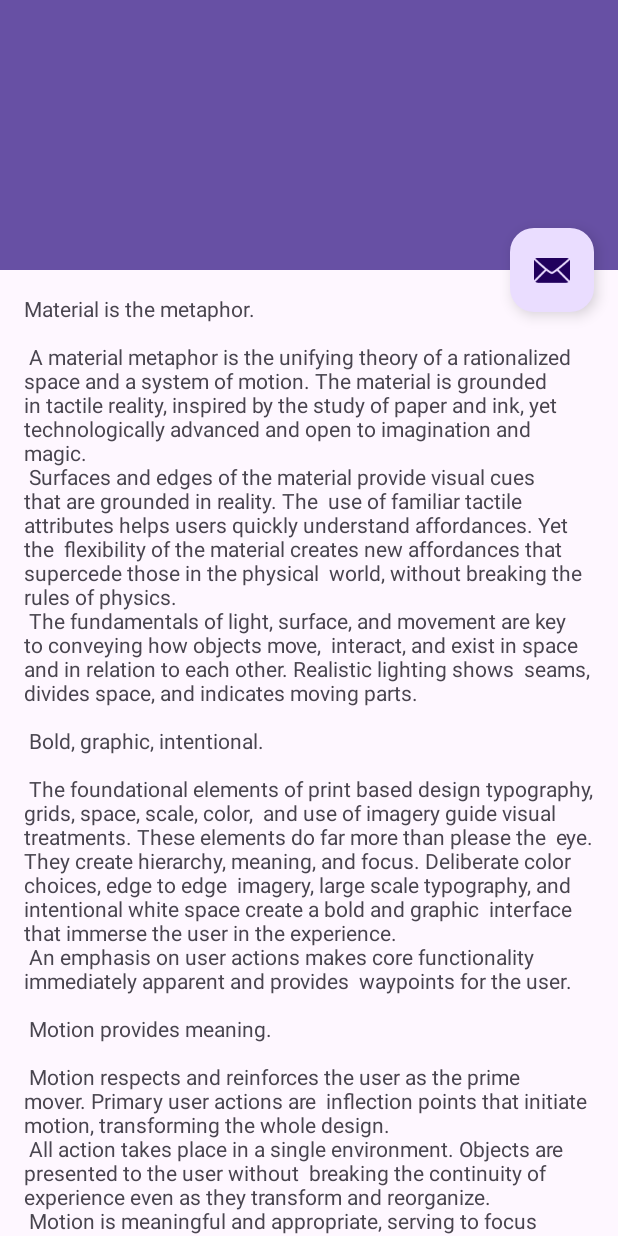
After one commit to Gou-ash/FishyFrank, an Android app built with Jetpack Compose: the layout activity_scrolling.xml on its own in the app's theme, with its tools: preview values and no code run, on a phone screen of 412 x 824 dp. The commit adds this screen. Run offline under Robolectric (Android 15) with nearby library versions, the phone set to English and light mode, and no system bars.

Commit message:
New button activity

```diff
--- a/app/build.gradle.kts
+++ b/app/build.gradle.kts
@@ -63,6 +63,7 @@ dependencies {
     implementation(libs.androidx.constraintlayout)
     implementation(libs.androidx.navigation.fragment.ktx)
     implementation(libs.androidx.navigation.ui.ktx)
+    implementation(libs.androidx.preference.ktx)
     testImplementation(libs.junit)
     androidTestImplementation(libs.androidx.junit)
     androidTestImplementation(libs.androidx.espresso.core)
--- a/app/src/main/AndroidManifest.xml
+++ b/app/src/main/AndroidManifest.xml
@@ -1,6 +1,6 @@
 <?xml version="1.0" encoding="utf-8"?>
 <manifest xmlns:android="http://schemas.android.com/apk/res/android"
-    xmlns:tools="http://schemas.android.com/tools" >
+    xmlns:tools="http://schemas.android.com/tools">
 
     <uses-permission android:name="android.permission.POST_NOTIFICATIONS" />
     <uses-permission
@@ -16,7 +16,12 @@
         android:roundIcon="@mipmap/ic_launcher_round"
         android:supportsRtl="true"
         android:theme="@style/Theme.Hackaton"
-        tools:targetApi="31" >
+        tools:targetApi="31">
+        <activity
+            android:name=".ScrollingActivity"
+            android:exported="false"
+            android:label="@string/title_activity_scrolling"
+            android:theme="@style/Theme.Hackaton.NoActionBar" />
         <activity
             android:name=".SettingsActivity"
             android:exported="false"
@@ -25,7 +30,7 @@
             android:name=".MainActivity"
             android:exported="true"
             android:label="@string/app_name"
-            android:theme="@style/Theme.Hackaton" >
+            android:theme="@style/Theme.Hackaton">
             <intent-filter>
                 <action android:name="android.intent.action.MAIN" />
 
--- a/app/src/main/java/com/example/hackaton/MainActivity.kt
+++ b/app/src/main/java/com/example/hackaton/MainActivity.kt
@@ -55,6 +55,12 @@ class MainActivity : ComponentActivity() {
         val settingsActivityButton = findViewById<Button>(R.id.settingsActivityButton)
         settingsActivityButton.setOnClickListener {
             val intent = Intent(this, SettingsActivity::class.java)
+            startActivity(intent)
+        }
+
+        val rightActivityButton = findViewById<Button>(R.id.rightActivity)
+        rightActivityButton.setOnClickListener {
+            val intent = Intent(this, ScrollingActivity::class.java)
             startActivity(intent)
         }
 
--- /dev/null
+++ b/app/src/main/java/com/example/hackaton/ScrollingActivity.kt
@@ -0,0 +1,28 @@
+package com.example.hackaton
+
+import android.os.Bundle
+import com.google.android.material.appbar.CollapsingToolbarLayout
+import com.google.android.material.floatingactionbutton.FloatingActionButton
+import com.google.android.material.snackbar.Snackbar
+import androidx.appcompat.app.AppCompatActivity
+import com.example.hackaton.databinding.ActivityScrollingBinding
+
+class ScrollingActivity : AppCompatActivity() {
+
+    private lateinit var binding: ActivityScrollingBinding
+
+    override fun onCreate(savedInstanceState: Bundle?) {
+        super.onCreate(savedInstanceState)
+
+        binding = ActivityScrollingBinding.inflate(layoutInflater)
+        setContentView(binding.root)
+
+        setSupportActionBar(findViewById(R.id.toolbar))
+        binding.toolbarLayout.title = title
+        binding.fab.setOnClickListener { view ->
+            Snackbar.make(view, "Replace with your own action", Snackbar.LENGTH_LONG)
+                .setAction("Action", null)
+                .setAnchorView(R.id.fab).show()
+        }
+    }
+}
--- /dev/null
+++ b/app/src/main/res/layout-w1240dp/content_scrolling.xml
@@ -0,0 +1,18 @@
+<?xml version="1.0" encoding="utf-8"?>
+<androidx.core.widget.NestedScrollView xmlns:android="http://schemas.android.com/apk/res/android"
+    xmlns:app="http://schemas.android.com/apk/res-auto"
+    xmlns:tools="http://schemas.android.com/tools"
+    android:layout_width="match_parent"
+    android:layout_height="match_parent"
+    app:layout_behavior="@string/appbar_scrolling_view_behavior"
+    tools:context=".ScrollingActivity"
+    tools:showIn="@layout/activity_scrolling">
+
+    <TextView
+        android:layout_width="wrap_content"
+        android:layout_height="wrap_content"
+        android:layout_marginStart="200dp"
+        android:layout_marginTop="48dp"
+        android:layout_marginEnd="200dp"
+        android:text="@string/large_text" />
+</androidx.core.widget.NestedScrollView>
--- /dev/null
+++ b/app/src/main/res/layout-w936dp/content_scrolling.xml
@@ -0,0 +1,24 @@
+<?xml version="1.0" encoding="utf-8"?>
+<androidx.constraintlayout.widget.ConstraintLayout xmlns:android="http://schemas.android.com/apk/res/android"
+    xmlns:app="http://schemas.android.com/apk/res-auto"
+    xmlns:tools="http://schemas.android.com/tools"
+    android:layout_width="match_parent"
+    android:layout_height="match_parent"
+    app:layout_behavior="@string/appbar_scrolling_view_behavior"
+    tools:context=".ScrollingActivity"
+    tools:showIn="@layout/activity_scrolling">
+
+    <androidx.core.widget.NestedScrollView
+        android:layout_width="840dp"
+        android:layout_height="match_parent"
+        app:layout_constraintEnd_toEndOf="parent"
+        app:layout_constraintStart_toStartOf="parent"
+        app:layout_constraintTop_toTopOf="parent">
+
+        <TextView
+            android:layout_width="wrap_content"
+            android:layout_height="wrap_content"
+            android:layout_marginTop="48dp"
+            android:text="@string/large_text" />
+    </androidx.core.widget.NestedScrollView>
+</androidx.constraintlayout.widget.ConstraintLayout>
--- /dev/null
+++ b/app/src/main/res/layout/activity_scrolling.xml
@@ -0,0 +1,48 @@
+<?xml version="1.0" encoding="utf-8"?>
+<androidx.coordinatorlayout.widget.CoordinatorLayout xmlns:android="http://schemas.android.com/apk/res/android"
+    xmlns:app="http://schemas.android.com/apk/res-auto"
+    xmlns:tools="http://schemas.android.com/tools"
+    android:layout_width="match_parent"
+    android:layout_height="match_parent"
+    android:fitsSystemWindows="true"
+    tools:context=".ScrollingActivity">
+
+    <com.google.android.material.appbar.AppBarLayout
+        android:id="@+id/app_bar"
+        android:layout_width="match_parent"
+        android:layout_height="@dimen/app_bar_height"
+        android:fitsSystemWindows="true"
+        android:theme="@style/Theme.Hackaton.AppBarOverlay">
+
+        <com.google.android.material.appbar.CollapsingToolbarLayout
+            android:id="@+id/toolbar_layout"
+            style="@style/Widget.MaterialComponents.Toolbar.Primary"
+            android:layout_width="match_parent"
+            android:layout_height="match_parent"
+            android:fitsSystemWindows="true"
+            app:contentScrim="?attr/colorPrimary"
+            app:layout_scrollFlags="scroll|exitUntilCollapsed"
+            app:toolbarId="@+id/toolbar">
+
+            <androidx.appcompat.widget.Toolbar
+                android:id="@+id/toolbar"
+                android:layout_width="match_parent"
+                android:layout_height="?attr/actionBarSize"
+                app:layout_collapseMode="pin"
+                app:popupTheme="@style/Theme.Hackaton.PopupOverlay" />
+
+        </com.google.android.material.appbar.CollapsingToolbarLayout>
+    </com.google.android.material.appbar.AppBarLayout>
+
+    <include layout="@layout/content_scrolling" />
+
+    <com.google.android.material.floatingactionbutton.FloatingActionButton
+        android:id="@+id/fab"
+        android:layout_width="wrap_content"
+        android:layout_height="wrap_content"
+        android:layout_marginEnd="@dimen/fab_margin"
+        app:layout_anchor="@id/app_bar"
+        app:layout_anchorGravity="bottom|end"
+        app:srcCompat="@android:drawable/ic_dialog_email" />
+
+</androidx.coordinatorlayout.widget.CoordinatorLayout>
--- /dev/null
+++ b/app/src/main/res/layout/content_scrolling.xml
@@ -0,0 +1,17 @@
+<?xml version="1.0" encoding="utf-8"?>
+<androidx.core.widget.NestedScrollView xmlns:android="http://schemas.android.com/apk/res/android"
+    xmlns:app="http://schemas.android.com/apk/res-auto"
+    xmlns:tools="http://schemas.android.com/tools"
+    android:layout_width="match_parent"
+    android:layout_height="match_parent"
+    app:layout_behavior="@string/appbar_scrolling_view_behavior"
+    tools:context=".ScrollingActivity"
+    tools:showIn="@layout/activity_scrolling">
+
+    <TextView
+        android:layout_width="wrap_content"
+        android:layout_height="wrap_content"
+        android:layout_margin="@dimen/text_margin"
+        android:text="@string/large_text" />
+
+</androidx.core.widget.NestedScrollView>
--- a/app/src/main/res/layout/main_activity.xml
+++ b/app/src/main/res/layout/main_activity.xml
@@ -15,4 +15,14 @@
         android:text="Settings"
         app:layout_constraintBottom_toBottomOf="parent"
         app:layout_constraintStart_toStartOf="parent" />
+
+    <Button
+        android:id="@+id/rightActivity"
+        android:layout_width="wrap_content"
+        android:layout_height="wrap_content"
+        android:layout_marginEnd="17dp"
+        android:layout_marginBottom="354dp"
+        android:text="Activity"
+        app:layout_constraintBottom_toBottomOf="parent"
+        app:layout_constraintEnd_toEndOf="parent" />
 </androidx.constraintlayout.widget.ConstraintLayout>
--- a/app/src/main/res/values/themes.xml
+++ b/app/src/main/res/values/themes.xml
@@ -11,7 +11,7 @@
     <style name="Theme.Hackaton.AppBarOverlay" parent="ThemeOverlay.AppCompat.Dark.ActionBar" />
 
     <style name="Theme.Hackaton.PopupOverlay" parent="ThemeOverlay.AppCompat.Light" />
-  <!-- Base application theme. -->
+    <!-- Base application theme. -->
     <style name="Base.Theme.Hackaton" parent="Theme.Material3.DayNight.NoActionBar">
         <!-- Customize your light theme here. -->
         <!-- <item name="colorPrimary">@color/my_light_primary</item> -->
--- a/gradle/libs.versions.toml
+++ b/gradle/libs.versions.toml
@@ -14,6 +14,7 @@ material = "1.10.0"
 constraintlayout = "2.1.4"
 navigationFragmentKtx = "2.6.0"
 navigationUiKtx = "2.6.0"
+preferenceKtx = "1.2.1"
 
 [libraries]
 androidx-core-ktx = { group = "androidx.core", name = "core-ktx", version.ref = "coreKtx" }
@@ -36,6 +37,7 @@ material = { group = "com.google.android.material", name = "material", version.r
 androidx-constraintlayout = { group = "androidx.constraintlayout", name = "constraintlayout", version.ref = "constraintlayout" }
 androidx-navigation-fragment-ktx = { group = "androidx.navigation", name = "navigation-fragment-ktx", version.ref = "navigationFragmentKtx" }
 androidx-navigation-ui-ktx = { group = "androidx.navigation", name = "navigation-ui-ktx", version.ref = "navigationUiKtx" }
+androidx-preference-ktx = { group = "androidx.preference", name = "preference-ktx", version.ref = "preferenceKtx" }
 
 [plugins]
 android-application = { id = "com.android.application", version.ref = "agp" }
```
